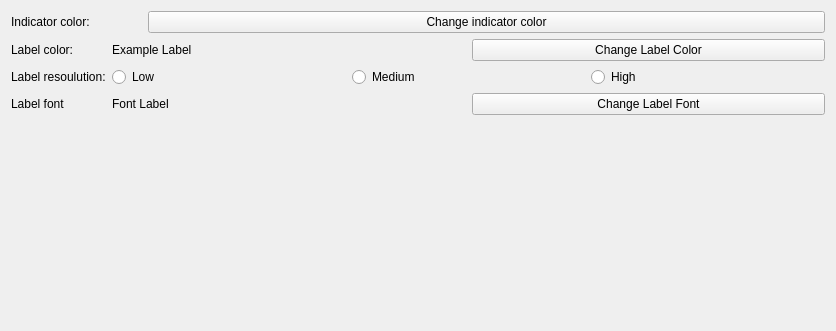
Qt form Widgets/chartaxisgeneralsettings.ui (Mattia-Sacchi/A3D) before a commit.
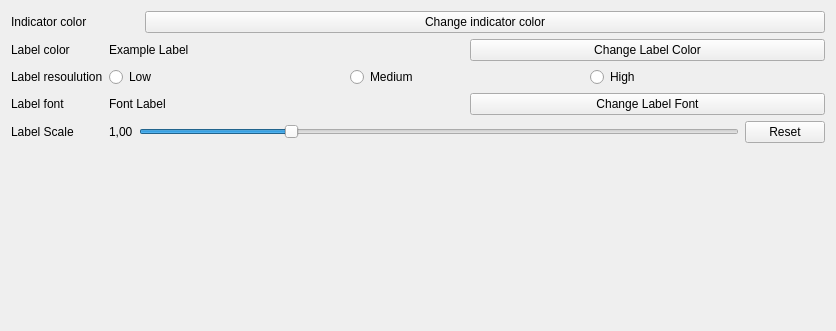
The same form after that commit.

Commit message: UI files in Qt, Slider

Patch:
```diff
--- a/Widgets/chartaxisgeneralsettings.ui
+++ b/Widgets/chartaxisgeneralsettings.ui
@@ -23,7 +23,7 @@
       </sizepolicy>
      </property>
      <property name="text">
-      <string>Indicator color:</string>
+      <string>Indicator color</string>
      </property>
     </widget>
    </item>
@@ -63,7 +63,7 @@
    <item row="1" column="0">
     <widget class="QLabel" name="labelColorLabel">
      <property name="text">
-      <string>Label color:</string>
+      <string>Label color</string>
      </property>
     </widget>
    </item>
@@ -94,7 +94,7 @@
    <item row="2" column="0">
     <widget class="QLabel" name="resoulutionLabel">
      <property name="text">
-      <string>Label resoulution:</string>
+      <string>Label resoulution</string>
      </property>
     </widget>
    </item>
@@ -124,7 +124,7 @@
     </layout>
    </item>
    <item row="3" column="0">
-    <widget class="QLabel" name="label">
+    <widget class="QLabel" name="fontLabel">
      <property name="text">
       <string>Label font</string>
      </property>
@@ -148,6 +148,53 @@
      </item>
     </layout>
    </item>
+   <item row="4" column="0">
+    <widget class="QLabel" name="label">
+     <property name="text">
+      <string>Label Scale</string>
+     </property>
+    </widget>
+   </item>
+   <item row="4" column="1">
+    <layout class="QHBoxLayout" name="horizontalLayout">
+     <item>
+      <widget class="QLabel" name="scaleValueLabel">
+       <property name="sizePolicy">
+        <sizepolicy hsizetype="Preferred" vsizetype="Preferred">
+         <horstretch>0</horstretch>
+         <verstretch>0</verstretch>
+        </sizepolicy>
+       </property>
+       <property name="text">
+        <string>1,00</string>
+       </property>
+      </widget>
+     </item>
+     <item>
+      <widget class="QSlider" name="scaleSlider">
+       <property name="minimum">
+        <number>1</number>
+       </property>
+       <property name="maximum">
+        <number>400</number>
+       </property>
+       <property name="value">
+        <number>100</number>
+       </property>
+       <property name="orientation">
+        <enum>Qt::Orientation::Horizontal</enum>
+       </property>
+      </widget>
+     </item>
+     <item>
+      <widget class="QPushButton" name="resetButton">
+       <property name="text">
+        <string>Reset</string>
+       </property>
+      </widget>
+     </item>
+    </layout>
+   </item>
   </layout>
  </widget>
  <resources/>
```
Left out of the diff: 2 changed lines with no effect on the pictures. The commit also changes 5 other files.
